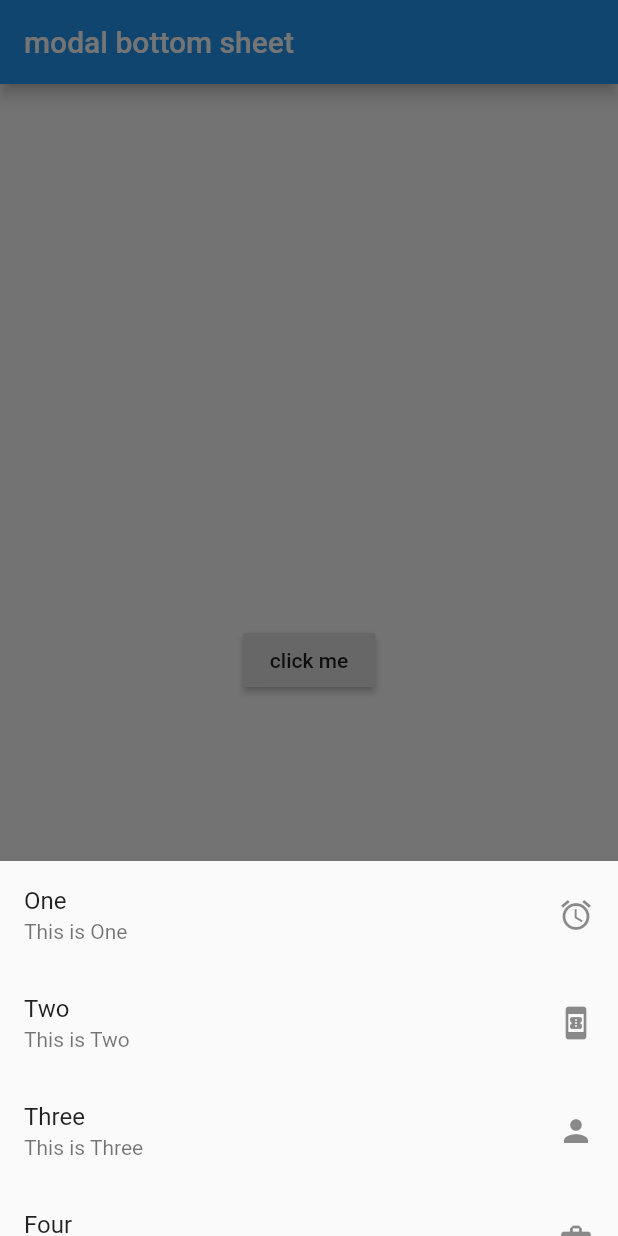
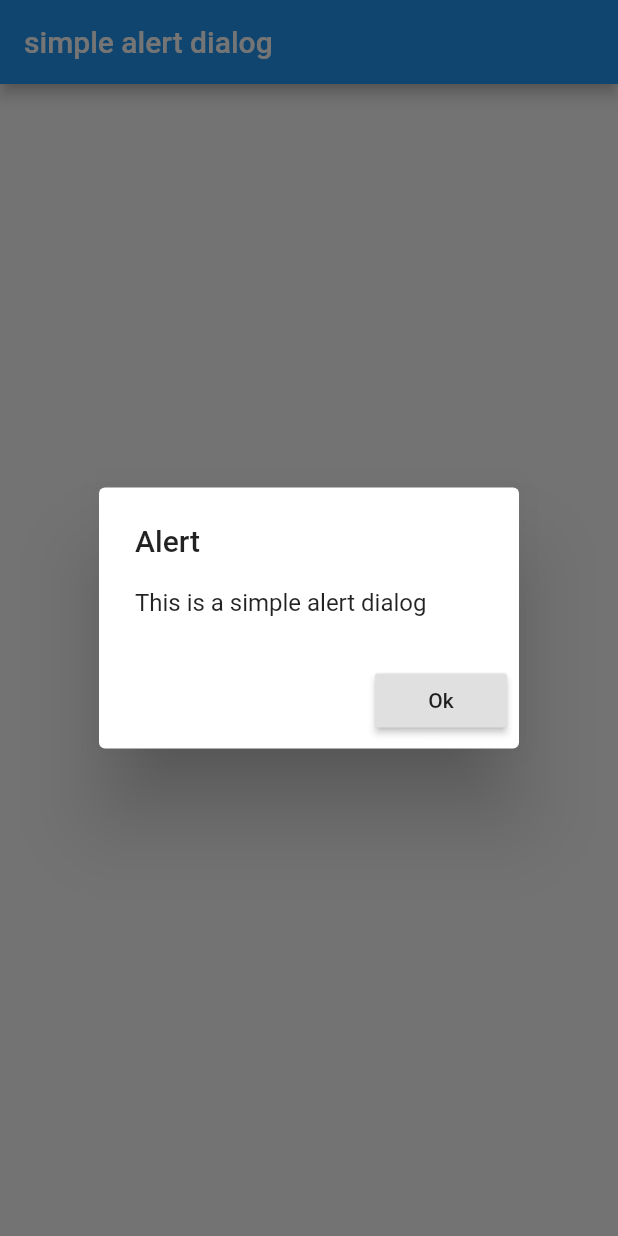
Before and after one commit to moniradiu/flutter, a Flutter app: the screen it shows after launch, after a tap on "click me", on a phone screen of 412 x 824 dp. Run offline on Flutter 3.47's test engine with Material 2 defaults, Android fonts, the phone set to English and light mode, and no system bars.

Commit message:
Simple Alert Dialog

```diff
--- a/lib/main.dart
+++ b/lib/main.dart
@@ -7,7 +7,7 @@ class MyApp extends StatelessWidget {
   Widget build(BuildContext context) {
     return MaterialApp(
         home: Scaffold(
-            appBar: AppBar(title: Text('modal bottom sheet ')),
+            appBar: AppBar(title: Text('simple alert dialog')),
             body: Center(child: MyImagePicker())));
   }
 }
@@ -26,35 +26,20 @@ class MyImagePickerState extends State {
         body: Center(
       child: RaisedButton(
         onPressed: () {
-          showModalBottomSheet(
+          showDialog(
               context: context,
               builder: (context) {
-                return Container(
-                  height: 250,
-                  child: Column(
-                    children: <Widget>[
-                      ListTile(
-                        title: Text("One"),
-                        subtitle: Text("This is One"),
-                        trailing: Icon(Icons.access_alarm),
-                      ),
-                      ListTile(
-                        title: Text("Two"),
-                        subtitle: Text("This is Two"),
-                        trailing: Icon(Icons.book_online),
-                      ),
-                      ListTile(
-                        title: Text("Three"),
-                        subtitle: Text("This is Three"),
-                        trailing: Icon(Icons.person),
-                      ),
-                      ListTile(
-                        title: Text("Four"),
-                        subtitle: Text("This is Four"),
-                        trailing: Icon(Icons.business_center),
-                      ),
-                    ],
-                  ),
+                return AlertDialog(
+                  title: Text("Alert"),
+                  content: Text("This is a simple alert dialog"),
+                  actions: <Widget>[
+                    RaisedButton(
+                      onPressed: () {
+                        Navigator.pop(context);
+                      },
+                      child: Text("Ok"),
+                    )
+                  ],
                 );
               });
         },
```
